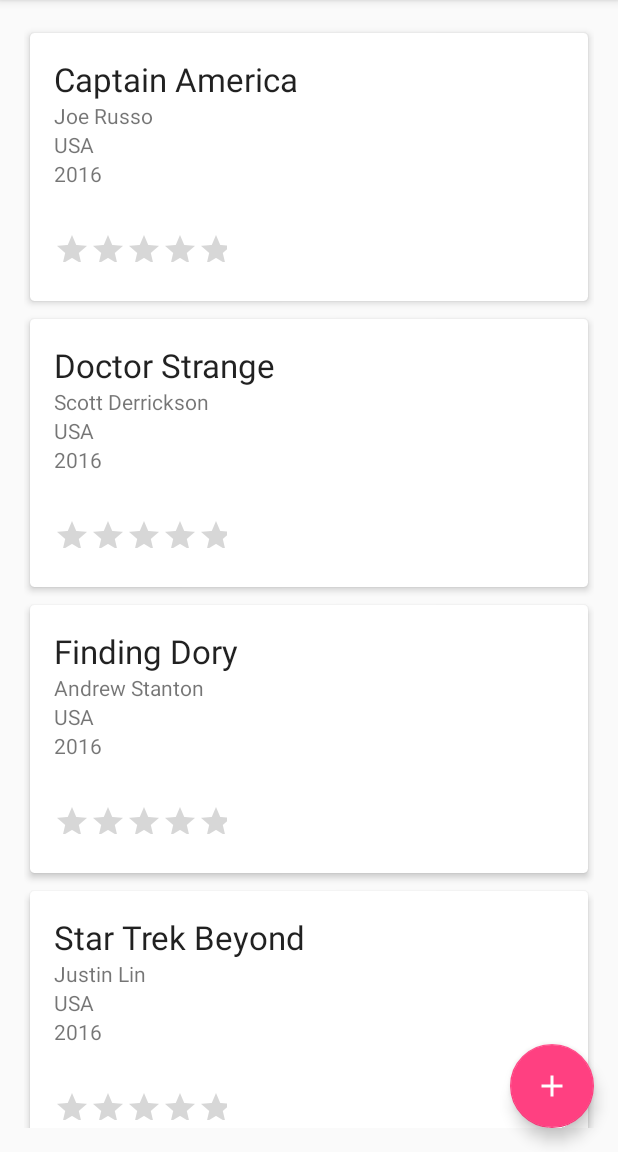
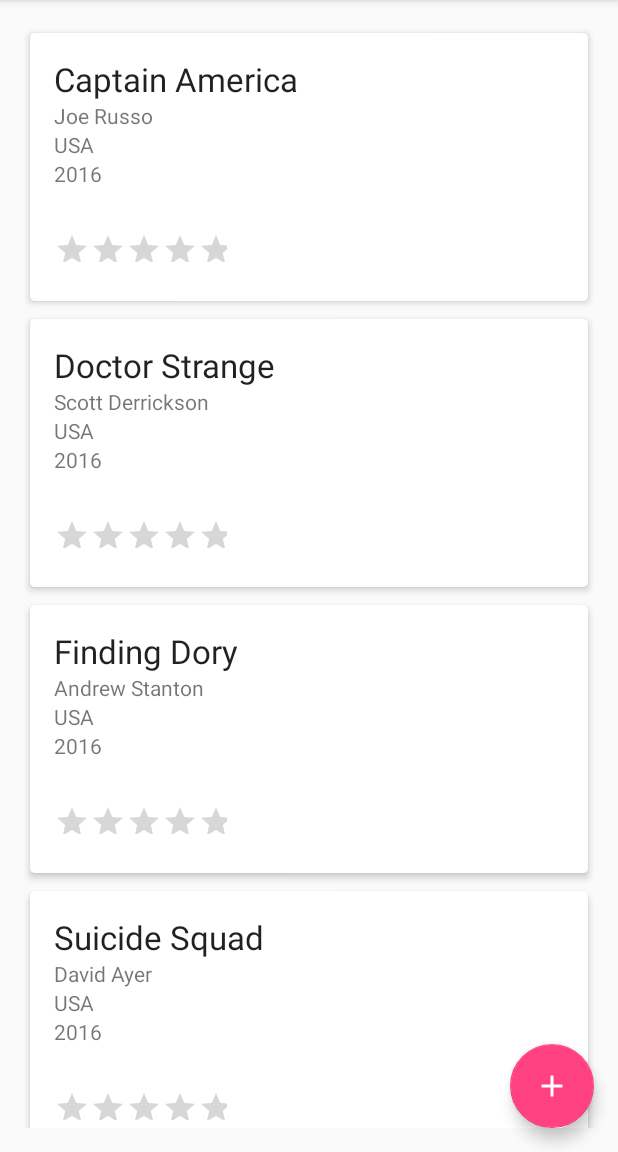
Before and after one commit to twinone/upc, an Android app: the screen it shows after launch (MainActivity), on a phone screen of 412 x 824 dp, the part 84-1236 px from its top. Run offline under Robolectric (Android 15) with nearby library versions, the phone set to English and light mode, and no system bars.

Commit message:
Cleanup, add 4 films at beginning

```diff
--- a/fib-idi-android/MyFilmDatabase/app/src/main/java/com/example/pr_idi/mydatabaseexample/ui/fragments/FilmListFragment.java
+++ b/fib-idi-android/MyFilmDatabase/app/src/main/java/com/example/pr_idi/mydatabaseexample/ui/fragments/FilmListFragment.java
@@ -239,7 +239,6 @@
                     Film f = mFilteredFilms.get(holder.getAdapterPosition());
                     float r = rating * 2;
                     f.setCritics_rate((int)r);
-                    System.out.println("Value has been changed to " + (int)r);
                     getMainActivity().updateFilm(f);
                 }
             });
@@ -281,7 +280,6 @@
     public void onFilmsChanged() {
         mFilteredFilms = new ArrayList<>();
         if (!isAdded()) return;
-        Log.d("Main", "Query: " + getMainActivity().getQuery());
         for (Film f : getMainActivity().getFilms()) {
             if (mRemovalId != -1 && f.getId() == mRemovalId) continue;
             if (!f.toString().toLowerCase().contains(getMainActivity().getQuery().toLowerCase())) continue;
@@ -302,16 +300,17 @@
         SharedPreferences sp = getActivity().getSharedPreferences("init", Context.MODE_PRIVATE);
         boolean init = sp.getBoolean("init", false);
 
-        // TODO
-        //if (init) return;
-        if (getMainActivity().getFilms().size() >= 10) return;
+        if (init) return;
+        // TO debug:
+        // if (getMainActivity().getFilms().size() > 0) return;
 
         sp.edit().putBoolean("init", true).apply();
+        // Insert the 4 initial films asked for by the teachers
         insertFilm("Captain America", "Joe Russo", "USA", 2016, "", 0);
         insertFilm("Finding Dory", "Andrew Stanton", "USA", 2016, "", 0);
         insertFilm("Doctor Strange", "Scott Derrickson", "USA", 2016, "", 0);
         insertFilm("Suicide Squad", "David Ayer", "USA", 2016, "", 0);
-        insertFilm("Star Trek Beyond", "Justin Lin", "USA", 2016, "", 0);
+        //insertFilm("Star Trek Beyond", "Justin Lin", "USA", 2016, "", 0);
     }
 
     private void insertFilm(
```
